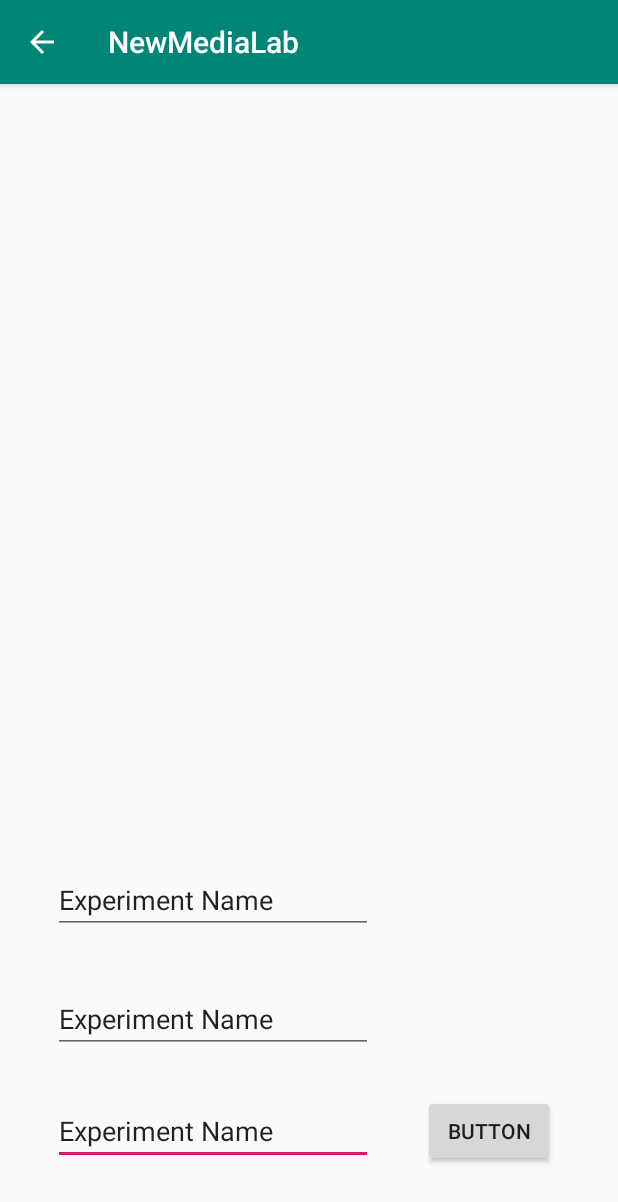
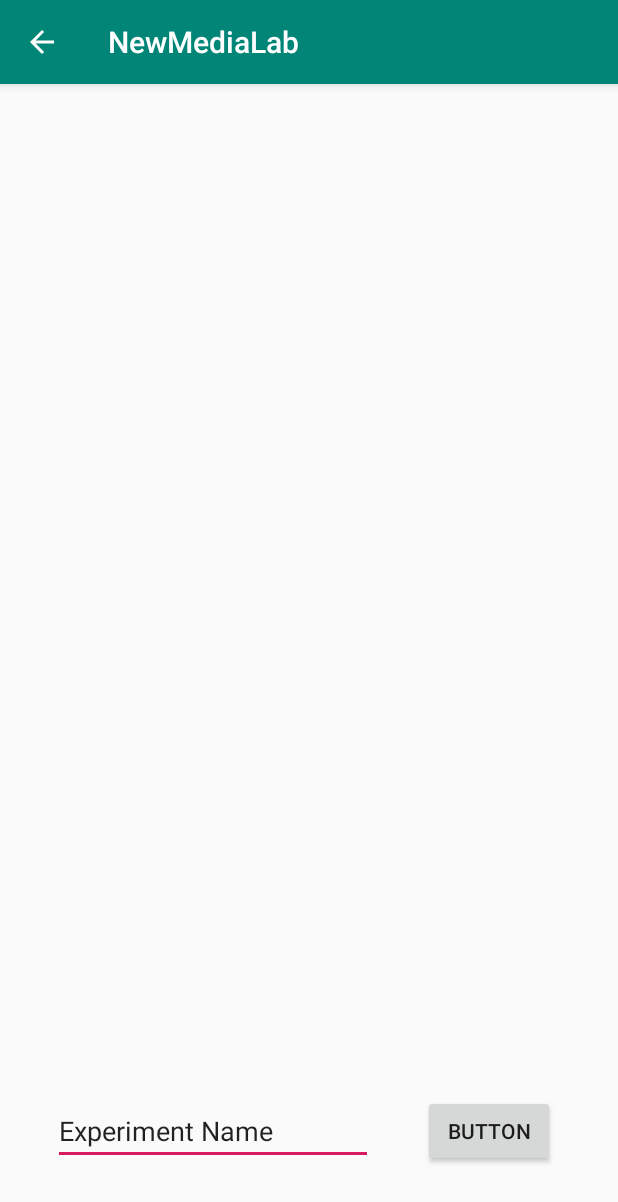
Before and after one commit to KochPJ/NewMediaLab, an Android app: the NewExperiments screen opened directly, with no data from a screen before it, after a tap on "BUTTON", on a phone screen of 412 x 824 dp. Shown: the top 1202 px of the screen. Run offline under Robolectric (Android 15) with nearby library versions, the phone set to English and light mode, and no system bars.

Commit message:
Version 2 of the 26th of march

```diff
--- a/AppDevelopment/app/src/main/java/com/example/newmedialab/Experiment.java
+++ b/AppDevelopment/app/src/main/java/com/example/newmedialab/Experiment.java
@@ -25,13 +25,10 @@ public class Experiment {
     public void createFile(){
         try
         {
-            /// TO DO:  check if external storage is available (https://developer.android.com/reference/android/os/Environment.html#getExternalStorageState())
-            ///         if not, save to a different directory or output a warning to the user
-            File root = new File(Environment.getExternalStorageDirectory(), "Experiments");
+            /// TODO:  check if external storage is available (https://developer.android.com/reference/android/os/Environment.html#getExternalStorageState()) if not, save to a different directory or output a warning to the user
+            File root = new File(Environment.getExternalStorageDirectory(), "KineTest/Experiments");
             String FILE_NAME = (this.name+ ".txt");
-            if (!root.exists()) {
-                root.mkdirs();
-            }
+            if (!root.exists()) root.mkdirs();
             File gpxfile = new File(root, FILE_NAME);
             FileWriter writer = new FileWriter(gpxfile);
             writer.append(name);
--- a/AppDevelopment/app/src/main/res/layout/activity_new_experiments.xml
+++ b/AppDevelopment/app/src/main/res/layout/activity_new_experiments.xml
@@ -34,32 +34,4 @@
         android:inputType="textPersonName"
         android:text="Experiment Name" />
 
-    <EditText
-        android:id="@+id/exp_name_input_textbox2"
-        android:layout_width="wrap_content"
-        android:layout_height="wrap_content"
-        android:layout_alignParentStart="true"
-        android:layout_alignParentLeft="true"
-        android:layout_alignParentBottom="true"
-        android:layout_marginStart="35dp"
-        android:layout_marginLeft="35dp"
-        android:layout_marginBottom="122dp"
-        android:ems="10"
-        android:inputType="textPersonName"
-        android:text="Experiment Name" />
-
-    <EditText
-        android:id="@+id/exp_name_input_textbox3"
-        android:layout_width="wrap_content"
-        android:layout_height="wrap_content"
-        android:layout_alignParentStart="true"
-        android:layout_alignParentLeft="true"
-        android:layout_alignParentBottom="true"
-        android:layout_marginStart="35dp"
-        android:layout_marginLeft="35dp"
-        android:layout_marginBottom="201dp"
-        android:ems="10"
-        android:inputType="textPersonName"
-        android:text="Experiment Name" />
-
 </RelativeLayout>
```
Also changed, not shown: AppDevelopment/app/src/main/java/com/example/newmedialab/MyExperiments.java (+45 -0 lines), AppDevelopment/app/src/main/res/layout/activity_my_experiments.xml (+11 -0 lines).
